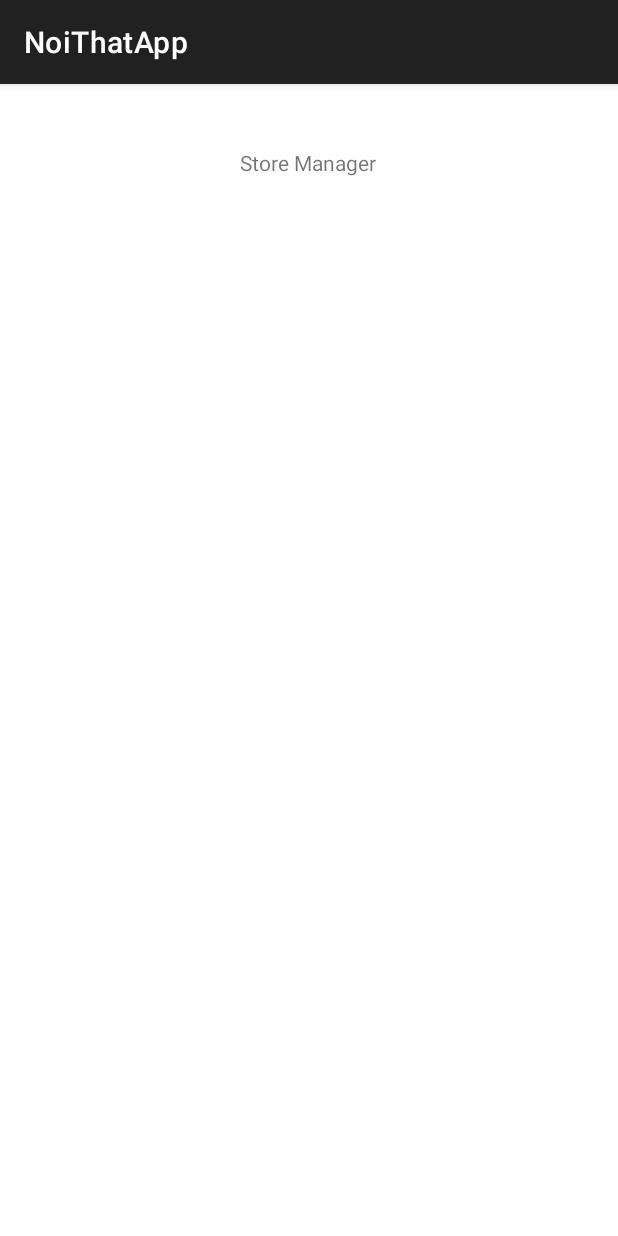
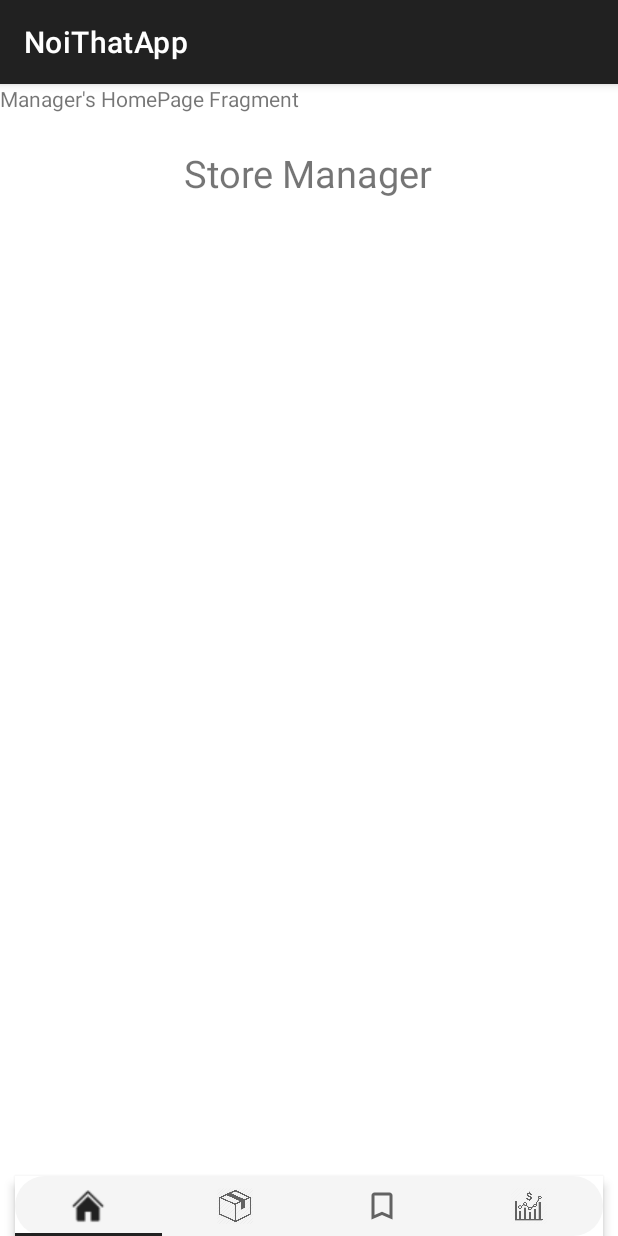
Before and after one commit to AnNgoIT/AppDatMuaNoiThat, an Android app: the HomeManagerActivity screen opened directly, with no data from a screen before it, on a phone screen of 412 x 824 dp. Run offline under Robolectric (Android 15) with nearby library versions, the light colour scheme and no system bars.

Commit message:
add fragment manager

```diff
--- a/app/src/main/java/ute/fit/noithatapp/Activity/Fragment/HomePageManagerFragment.java
+++ b/app/src/main/java/ute/fit/noithatapp/Activity/Fragment/HomePageManagerFragment.java
@@ -1,5 +1,6 @@
 package ute.fit.noithatapp.Activity.Fragment;
 
+import android.content.Intent;
 import android.os.Bundle;
 
 import androidx.fragment.app.Fragment;
@@ -7,7 +8,11 @@
 import android.view.LayoutInflater;
 import android.view.View;
 import android.view.ViewGroup;
+import android.widget.ImageButton;
 
+import ute.fit.noithatapp.Activity.HomeManagerActivity;
+import ute.fit.noithatapp.Activity.LoginActivity;
+import ute.fit.noithatapp.Contants.SharedPrefManager;
 import ute.fit.noithatapp.R;
 
 /**
--- a/app/src/main/java/ute/fit/noithatapp/Activity/HomeManagerActivity.java
+++ b/app/src/main/java/ute/fit/noithatapp/Activity/HomeManagerActivity.java
@@ -1,16 +1,44 @@
 package ute.fit.noithatapp.Activity;
 
 import androidx.appcompat.app.AppCompatActivity;
+import androidx.fragment.app.FragmentStatePagerAdapter;
+import androidx.viewpager.widget.ViewPager;
 
+import android.content.Intent;
 import android.os.Bundle;
+import android.view.View;
+import android.widget.ImageButton;
 
+import com.google.android.material.tabs.TabLayout;
+
+import ute.fit.noithatapp.Activity.Adapter.ViewPagerHomeAdapter;
+import ute.fit.noithatapp.Activity.Adapter.ViewPagerHomePageManagerAdapter;
+import ute.fit.noithatapp.Contants.SharedPrefManager;
 import ute.fit.noithatapp.R;
 
 public class HomeManagerActivity extends AppCompatActivity {
+    private TabLayout mTabLayout;
+
+    private ViewPager mViewpager;
 
     @Override
     protected void onCreate(Bundle savedInstanceState) {
         super.onCreate(savedInstanceState);
         setContentView(R.layout.activity_home_manager);
+        Init();
     }
+
+    private void Init() {
+        mTabLayout = findViewById(R.id.tab_lay_mhome);
+        mViewpager = findViewById(R.id.vpHome_Manager);
+        ViewPagerHomePageManagerAdapter viewPagerHomeManagerAdapter = new ViewPagerHomePageManagerAdapter(getSupportFragmentManager(), FragmentStatePagerAdapter.BEHAVIOR_RESUME_ONLY_CURRENT_FRAGMENT);
+        mViewpager.setAdapter(viewPagerHomeManagerAdapter);
+        mTabLayout.setupWithViewPager(mViewpager);
+        mTabLayout.getTabAt(0).setIcon(R.drawable.ic_home);
+        mTabLayout.getTabAt(1).setIcon(R.drawable.ic_product);
+        mTabLayout.getTabAt(2).setIcon(R.drawable.ic_order);
+        mTabLayout.getTabAt(3).setIcon(R.drawable.ic_revenue_statistics);
+    }
+
+
 }
--- /dev/null
+++ b/app/src/main/res/drawable/ic_order.xml
@@ -0,0 +1,5 @@
+<vector android:height="24dp" android:tint="#000000"
+    android:viewportHeight="24" android:viewportWidth="24"
+    android:width="24dp" xmlns:android="http://schemas.android.com/apk/res/android">
+    <path android:fillColor="@android:color/white" android:pathData="M17,3L7,3c-1.1,0 -1.99,0.9 -1.99,2L5,21l7,-3 7,3L19,5c0,-1.1 -0.9,-2 -2,-2zM17,18l-5,-2.18L7,18L7,5h10v13z"/>
+</vector>
--- a/app/src/main/res/layout/activity_home_manager.xml
+++ b/app/src/main/res/layout/activity_home_manager.xml
@@ -11,10 +11,44 @@
         android:layout_width="wrap_content"
         android:layout_height="wrap_content"
         android:text="Store Manager"
-        app:layout_constraintBottom_toBottomOf="parent"
+        android:textSize="25sp"
+        app:layout_constraintBottom_toBottomOf="@+id/vpHome_Manager"
         app:layout_constraintEnd_toEndOf="parent"
         app:layout_constraintHorizontal_bias="0.498"
         app:layout_constraintStart_toStartOf="parent"
         app:layout_constraintTop_toTopOf="parent"
         app:layout_constraintVertical_bias="0.057" />
+
+
+    <com.google.android.material.appbar.AppBarLayout
+        android:id="@+id/mapp_bar_layout"
+        android:layout_width="match_parent"
+        android:layout_height="40dp"
+        android:layout_marginLeft="10dp"
+        android:layout_marginRight="10dp"
+        app:layout_constraintBottom_toBottomOf="parent"
+        app:layout_constraintStart_toStartOf="parent"
+        app:layout_constraintEnd_toEndOf="parent"
+        android:background="@color/white"
+        >
+        <com.google.android.material.tabs.TabLayout
+            android:id="@+id/tab_lay_mhome"
+            android:layout_width="match_parent"
+            android:layout_height="match_parent"
+            app:layout_constraintBottom_toBottomOf="parent"
+            app:layout_constraintStart_toStartOf="parent"
+            app:layout_constraintEnd_toEndOf="parent"
+            android:background="@drawable/tab_layout"/>
+    </com.google.android.material.appbar.AppBarLayout>
+
+    <androidx.viewpager.widget.ViewPager
+        android:id="@+id/vpHome_Manager"
+        android:layout_width="match_parent"
+        android:layout_height="match_parent"
+        app:layout_constraintBottom_toBottomOf="parent"
+        app:layout_constraintEnd_toEndOf="parent"
+        app:layout_constraintHorizontal_bias="0.0"
+        app:layout_constraintStart_toStartOf="parent"
+        app:layout_constraintTop_toTopOf="parent"
+        app:layout_constraintVertical_bias="0.0" />
 </androidx.constraintlayout.widget.ConstraintLayout>
--- a/app/src/main/res/layout/fragment_homepage_manager.xml
+++ b/app/src/main/res/layout/fragment_homepage_manager.xml
@@ -9,6 +9,6 @@
     <TextView
         android:layout_width="match_parent"
         android:layout_height="match_parent"
-        android:text="@string/hello_blank_fragment" />
+        android:text="Manager's HomePage Fragment" />
 
 </FrameLayout>
--- a/app/src/main/res/layout/fragment_order_manage.xml
+++ b/app/src/main/res/layout/fragment_order_manage.xml
@@ -9,6 +9,6 @@
     <TextView
         android:layout_width="match_parent"
         android:layout_height="match_parent"
-        android:text="@string/hello_blank_fragment" />
+        android:text="Order Manage Fragment" />
 
 </FrameLayout>
--- a/app/src/main/res/layout/fragment_product_manage.xml
+++ b/app/src/main/res/layout/fragment_product_manage.xml
@@ -9,6 +9,6 @@
     <TextView
         android:layout_width="match_parent"
         android:layout_height="match_parent"
-        android:text="@string/hello_blank_fragment" />
+        android:text="Product Manage Fragment" />
 
 </FrameLayout>
--- a/app/src/main/res/layout/fragment_revenue_statistics.xml
+++ b/app/src/main/res/layout/fragment_revenue_statistics.xml
@@ -9,6 +9,6 @@
     <TextView
         android:layout_width="match_parent"
         android:layout_height="match_parent"
-        android:text="@string/hello_blank_fragment" />
+        android:text="Revenue Statistics Fragment" />
 
 </FrameLayout>
```
Also changed, not shown: app/src/main/java/ute/fit/noithatapp/Activity/LoginActivity.java (+10 -4 lines), app/src/main/java/ute/fit/noithatapp/Contants/SharedPrefManager.java (+27 -1 lines), app/src/main/java/ute/fit/noithatapp/Model/UserModel.java (+22 -0 lines), app/src/main/res/drawable/ic_product.jpg (added), app/src/main/res/drawable/ic_revenue_statistics.png (added).
